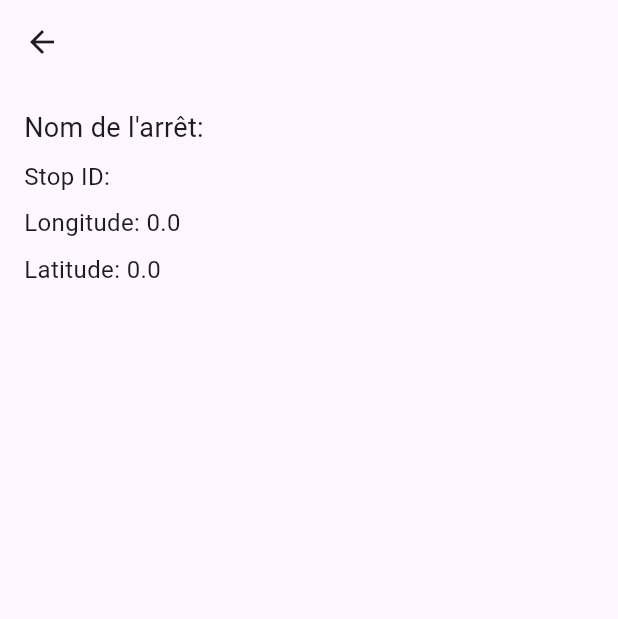
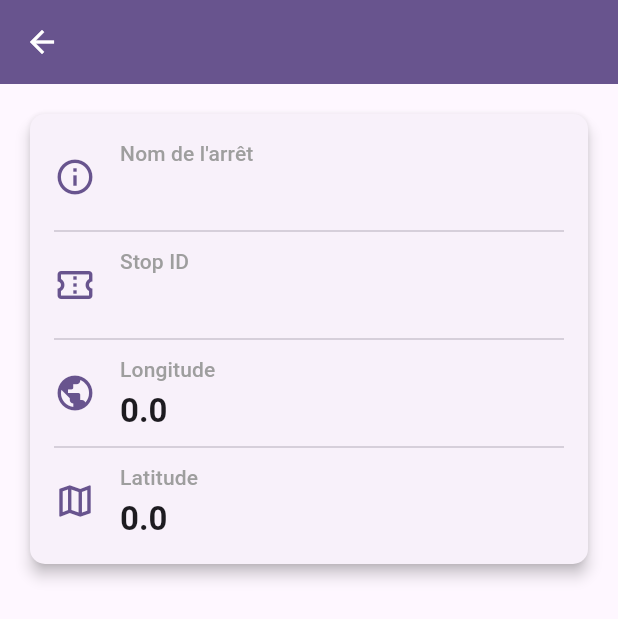
Before and after one commit to Mathieuakoubia/tp_arrets_tram_nantes, a Flutter app: the ArretDetailPage screen opened directly with empty values, on a phone screen of 412 x 824 dp. Shown: the top 619 px of the screen. Run offline on Flutter 3.47's test engine with Material 3 defaults, Android fonts, the light colour scheme and no system bars; network calls fail.

Commit message:
stylisation de la liste

```diff
--- a/lib/screens/arret_detail_page.dart
+++ b/lib/screens/arret_detail_page.dart
@@ -8,26 +8,62 @@ class ArretDetailPage extends StatelessWidget {
 
   @override
   Widget build(BuildContext context) {
+    final theme = Theme.of(context);
+
     return Scaffold(
       appBar: AppBar(
         title: Text(arret.nom),
+        backgroundColor: theme.colorScheme.primary,
+        foregroundColor: theme.colorScheme.onPrimary,
       ),
       body: Padding(
         padding: const EdgeInsets.all(16.0),
-        child: Column(
-          crossAxisAlignment: CrossAxisAlignment.start,
-          children: [
-            Text('Nom de l\'arrêt: ${arret.nom}', style: const TextStyle(fontSize: 18)),
-            const SizedBox(height: 8),
-            Text('Stop ID: ${arret.stopId}', style: const TextStyle(fontSize: 16)),
-            const SizedBox(height: 8),
-            Text('Longitude: ${arret.longitude ?? 'Non disponible'}', style: const TextStyle(fontSize: 16)),
-            const SizedBox(height: 8),
-
-            Text('Latitude: ${arret.latitude ?? 'Non disponible pour le moment'}', style: const TextStyle(fontSize: 16)),
-          ],
+        child: Card(
+          elevation: 4.0,
+          shape: RoundedRectangleBorder(
+            borderRadius: BorderRadius.circular(10.0),
+          ),
+          child: Padding(
+            padding: const EdgeInsets.all(16.0),
+            child: Column(
+              mainAxisSize: MainAxisSize.min,
+              crossAxisAlignment: CrossAxisAlignment.start,
+              children: [
+                _buildDetailRow(theme, Icons.info_outline, 'Nom de l\'arrêt', arret.nom),
+                const Divider(height: 20),
+                _buildDetailRow(theme, Icons.confirmation_number_outlined, 'Stop ID', arret.stopId),
+                const Divider(height: 20),
+                _buildDetailRow(theme, Icons.public, 'Longitude', arret.longitude.toString()),
+                const Divider(height: 20),
+                _buildDetailRow(theme, Icons.map_outlined, 'Latitude', arret.latitude.toString()),
+              ],
+            ),
+          ),
         ),
       ),
     );
   }
+
+  Widget _buildDetailRow(ThemeData theme, IconData icon, String label, String value) {
+    return Row(
+      children: [
+        Icon(icon, color: theme.colorScheme.primary, size: 28),
+        const SizedBox(width: 16),
+        Column(
+          crossAxisAlignment: CrossAxisAlignment.start,
+          children: [
+            Text(
+              label,
+              style: theme.textTheme.titleSmall?.copyWith(color: Colors.grey),
+            ),
+            const SizedBox(height: 4),
+            Text(
+              value,
+              style: theme.textTheme.titleLarge?.copyWith(fontWeight: FontWeight.bold),
+            ),
+          ],
+        ),
+      ],
+    );
+  }
 }
```
